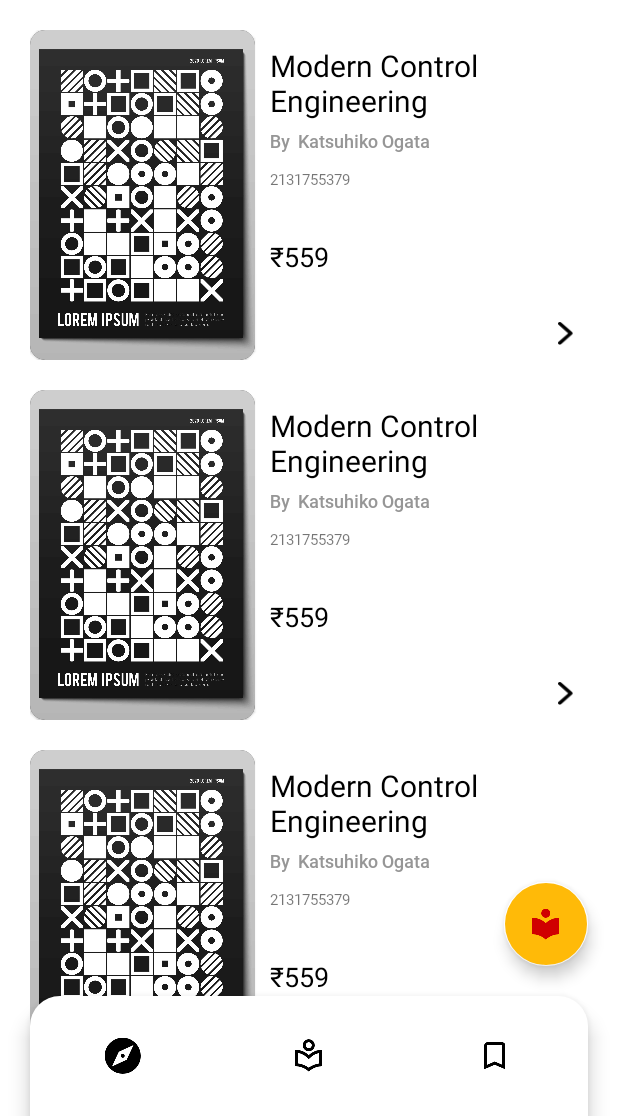
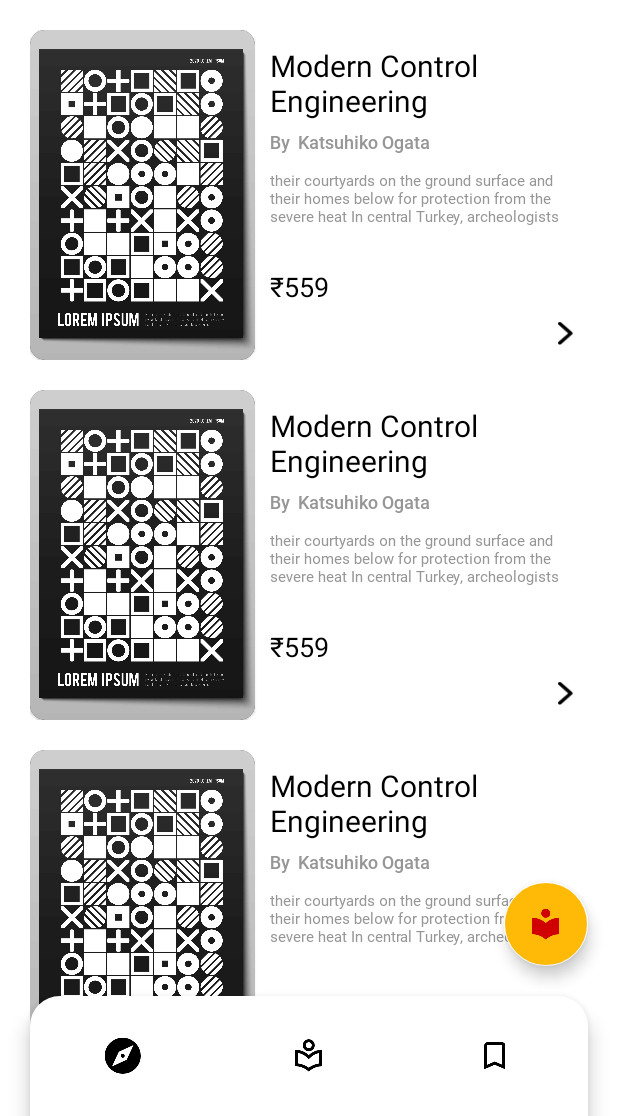
Before and after one commit to glitch-droid/Libre, an Android app: the fragment HomeFragment placed in its activity, on a phone screen of 412 x 824 dp, the part 120-1236 px from its top. Run offline under Robolectric (Android 15) with nearby library versions, the phone set to English and light mode, and no system bars; Roboto replaces fonts that are not available here.

Commit message:
Ui_Home Layout Update

```diff
--- a/app/src/main/java/com/example/libre/Fragments/HomeFragment.java
+++ b/app/src/main/java/com/example/libre/Fragments/HomeFragment.java
@@ -35,15 +35,13 @@ public class HomeFragment extends Fragment {
         HomeAdapter adapter = new HomeAdapter();
         List<BookModel> bookModelList = new ArrayList<>();
 
-        String rr = String.valueOf(R.string.loren_ipsum);
-
-        bookModelList.add(new BookModel("Modern Control Engineering","By  Katsuhiko Ogata",rr,"₹559"));
-        bookModelList.add(new BookModel("Modern Control Engineering","By  Katsuhiko Ogata",rr,"₹559"));
-        bookModelList.add(new BookModel("Modern Control Engineering","By  Katsuhiko Ogata",rr,"₹559"));
-        bookModelList.add(new BookModel("Modern Control Engineering","By  Katsuhiko Ogata",rr,"₹559"));
-        bookModelList.add(new BookModel("Modern Control Engineering","By  Katsuhiko Ogata",rr,"₹559"));
-        bookModelList.add(new BookModel("Modern Control Engineering","By  Katsuhiko Ogata",rr,"₹559"));
-        bookModelList.add(new BookModel("Modern Control Engineering","By  Katsuhiko Ogata",rr,"₹559"));
+        bookModelList.add(new BookModel("Modern Control Engineering","By  Katsuhiko Ogata","their courtyards on the ground surface and their homes below for protection from the severe heat In central Turkey, archeologists have unearthed 41 earth sheltered cities. Kansas City","₹559"));
+        bookModelList.add(new BookModel("Modern Control Engineering","By  Katsuhiko Ogata","their courtyards on the ground surface and their homes below for protection from the severe heat In central Turkey, archeologists have unearthed 41 earth sheltered cities. Kansas City","₹559"));
+        bookModelList.add(new BookModel("Modern Control Engineering","By  Katsuhiko Ogata","their courtyards on the ground surface and their homes below for protection from the severe heat In central Turkey, archeologists have unearthed 41 earth sheltered cities. Kansas City","₹559"));
+        bookModelList.add(new BookModel("Modern Control Engineering","By  Katsuhiko Ogata","their courtyards on the ground surface and their homes below for protection from the severe heat In central Turkey, archeologists have unearthed 41 earth sheltered cities. Kansas City","₹559"));
+        bookModelList.add(new BookModel("Modern Control Engineering","By  Katsuhiko Ogata","their courtyards on the ground surface and their homes below for protection from the severe heat In central Turkey, archeologists have unearthed 41 earth sheltered cities. Kansas City","₹559"));
+        bookModelList.add(new BookModel("Modern Control Engineering","By  Katsuhiko Ogata","their courtyards on the ground surface and their homes below for protection from the severe heat In central Turkey, archeologists have unearthed 41 earth sheltered cities. Kansas City","₹559"));
+        bookModelList.add(new BookModel("Modern Control Engineering","By  Katsuhiko Ogata","their courtyards on the ground surface and their homes below for protection from the severe heat In central Turkey, archeologists have unearthed 41 earth sheltered cities. Kansas City","₹559"));
         adapter.setBooksList(bookModelList);
 
         recyclerView.setAdapter(adapter);
--- a/app/src/main/res/layout/home_product_layout.xml
+++ b/app/src/main/res/layout/home_product_layout.xml
@@ -40,7 +40,7 @@
                 android:text="Modern Control Engineering"
                 android:textAlignment="viewStart"
                 android:textColor="@color/black"
-                android:maxHeight="50dp"
+                android:maxHeight="70dp"
                 android:textSize="20sp"
                 android:maxLength="40"
                 app:layout_constraintEnd_toEndOf="parent"
@@ -76,6 +76,7 @@
                 android:paddingBottom="5dp"
                 android:maxLength="150"
                 android:text="@string/loren_ipsum"
+                android:textColor="@color/gray"
                 android:textSize="10sp"
                 app:layout_constraintEnd_toEndOf="parent"
                 app:layout_constraintStart_toStartOf="parent"
@@ -99,7 +100,7 @@
                 app:layout_constraintHorizontal_bias="1.0"
                 app:layout_constraintStart_toStartOf="parent"
                 app:layout_constraintTop_toTopOf="parent"
-                app:layout_constraintVertical_bias="0.75" />
+                app:layout_constraintVertical_bias="0.87" />
 
             <ImageButton
                 android:id="@+id/homeRV_itemDetailsIB"
```
